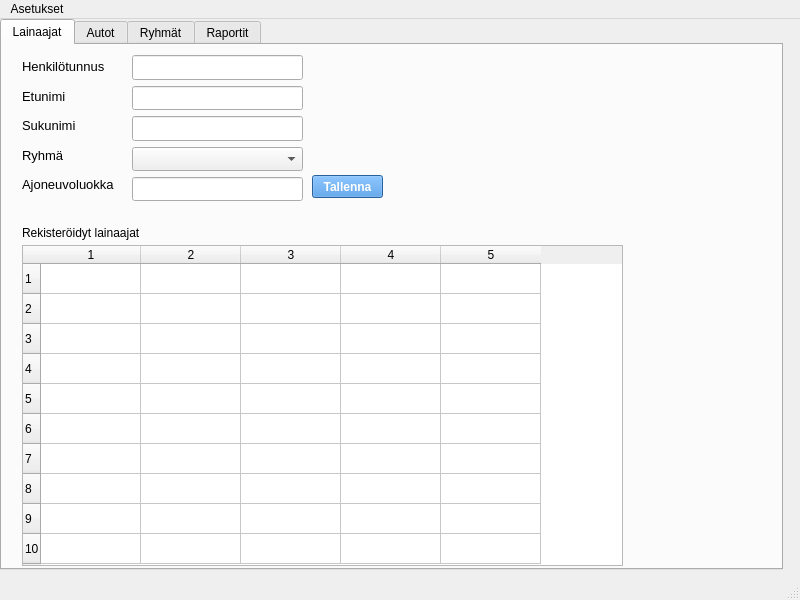
Before: the Qt Designer form administrative.ui in HennaSalla/Autolainaus, drawn with Qt 5.
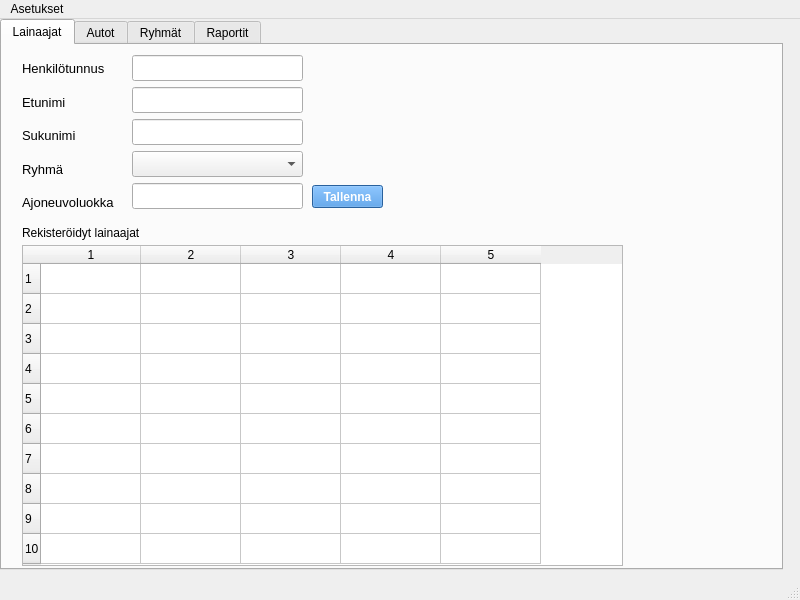
After: the same form once the commit is applied. The open tabs and pages were chosen to show the change. Icons and pictures are not drawn.

```diff
--- a/administrative.ui
+++ b/administrative.ui
@@ -87,14 +87,13 @@
       <property name="geometry">
        <rect>
         <x>310</x>
-        <y>130</y>
+        <y>140</y>
         <width>71</width>
         <height>23</height>
        </rect>
       </property>
       <property name="font">
        <font>
-        <weight>75</weight>
         <bold>true</bold>
        </font>
       </property>
@@ -109,13 +108,13 @@
        <string>Tallenna</string>
       </property>
      </widget>
-     <widget class="QWidget" name="">
+     <widget class="QWidget" name="layoutWidget">
       <property name="geometry">
        <rect>
         <x>130</x>
         <y>10</y>
         <width>171</width>
-        <height>146</height>
+        <height>156</height>
        </rect>
       </property>
       <layout class="QVBoxLayout" name="studentInputsVerticalLayout">
@@ -166,13 +165,13 @@
        </item>
       </layout>
      </widget>
-     <widget class="QWidget" name="">
+     <widget class="QWidget" name="layoutWidget">
       <property name="geometry">
        <rect>
         <x>20</x>
         <y>10</y>
         <width>101</width>
-        <height>141</height>
+        <height>161</height>
        </rect>
       </property>
       <layout class="QVBoxLayout" name="studentLabelsVerticalLayout">
@@ -252,7 +251,7 @@
         <x>10</x>
         <y>0</y>
         <width>101</width>
-        <height>141</height>
+        <height>161</height>
        </rect>
       </property>
       <layout class="QVBoxLayout" name="vehicleLabelsVerticalLayout">
```
Left out of the diff: 27 changed lines with no effect on the pictures.
